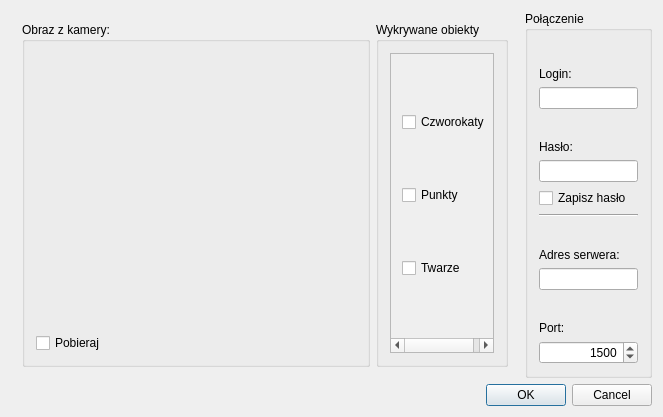
Above: app/CamDriver/configdialog.ui from mcharmas/Bazinga before the change. Below: the same form after it.
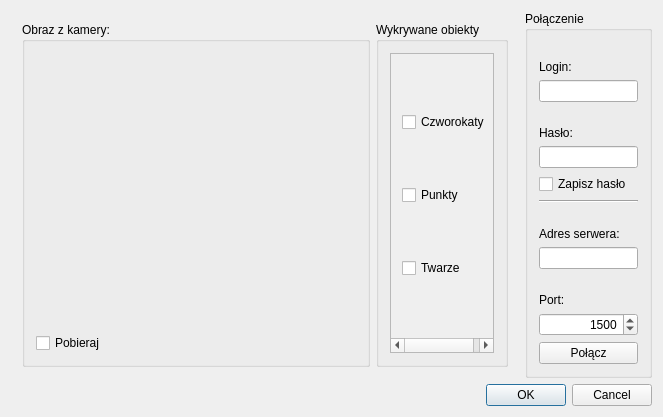
That is the form after the change. Icons and pictures are not drawn. Custom widgets are drawn as their Qt base class.

What changed in the file:
```diff
--- a/app/CamDriver/configdialog.ui
+++ b/app/CamDriver/configdialog.ui
@@ -190,6 +190,13 @@
           </property>
          </widget>
         </item>
+        <item>
+         <widget class="QPushButton" name="connectButton">
+          <property name="text">
+           <string>Połącz</string>
+          </property>
+         </widget>
+        </item>
        </layout>
       </widget>
      </item>
```
Left out of the diff: 6 changed lines with no effect on the pictures.
